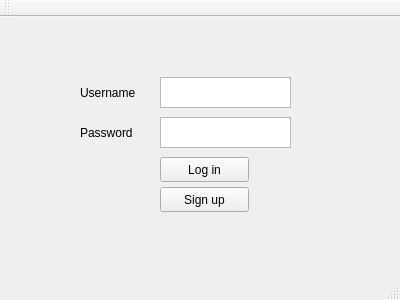
prateekkumarweb/apvquiz-client, file POPL_test/mainwindow.ui: the form before one commit.
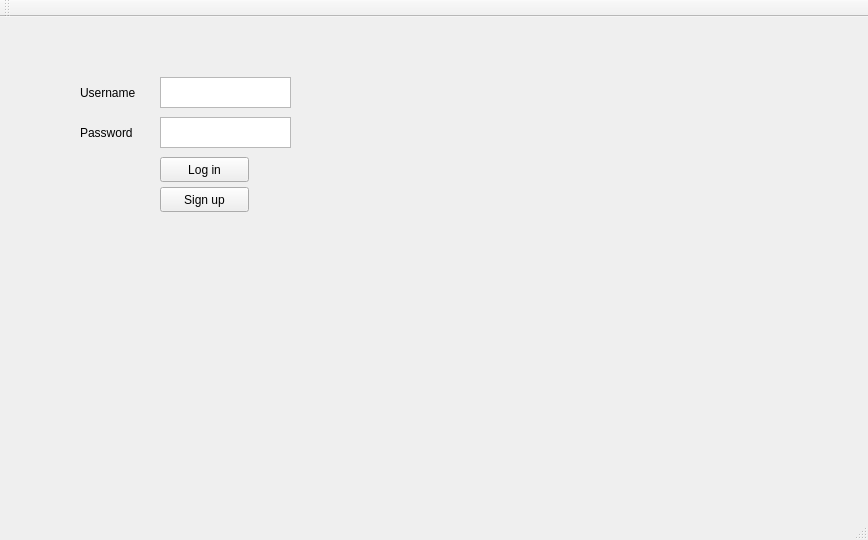
The form after the commit.

```diff
--- a/POPL_test/mainwindow.ui
+++ b/POPL_test/mainwindow.ui
@@ -6,8 +6,8 @@
    <rect>
     <x>0</x>
     <y>0</y>
-    <width>400</width>
-    <height>300</height>
+    <width>868</width>
+    <height>540</height>
    </rect>
   </property>
   <property name="windowTitle">
@@ -105,6 +105,23 @@
      <string/>
     </property>
    </widget>
+   <widget class="QLabel" name="label">
+    <property name="geometry">
+     <rect>
+      <x>260</x>
+      <y>320</y>
+      <width>261</width>
+      <height>81</height>
+     </rect>
+    </property>
+    <property name="styleSheet">
+     <string notr="true">border-color: rgb(52, 101, 164);
+font: 16pt &quot;Ubuntu&quot;;</string>
+    </property>
+    <property name="text">
+     <string/>
+    </property>
+   </widget>
   </widget>
   <widget class="QToolBar" name="mainToolBar">
    <attribute name="toolBarArea">
```
